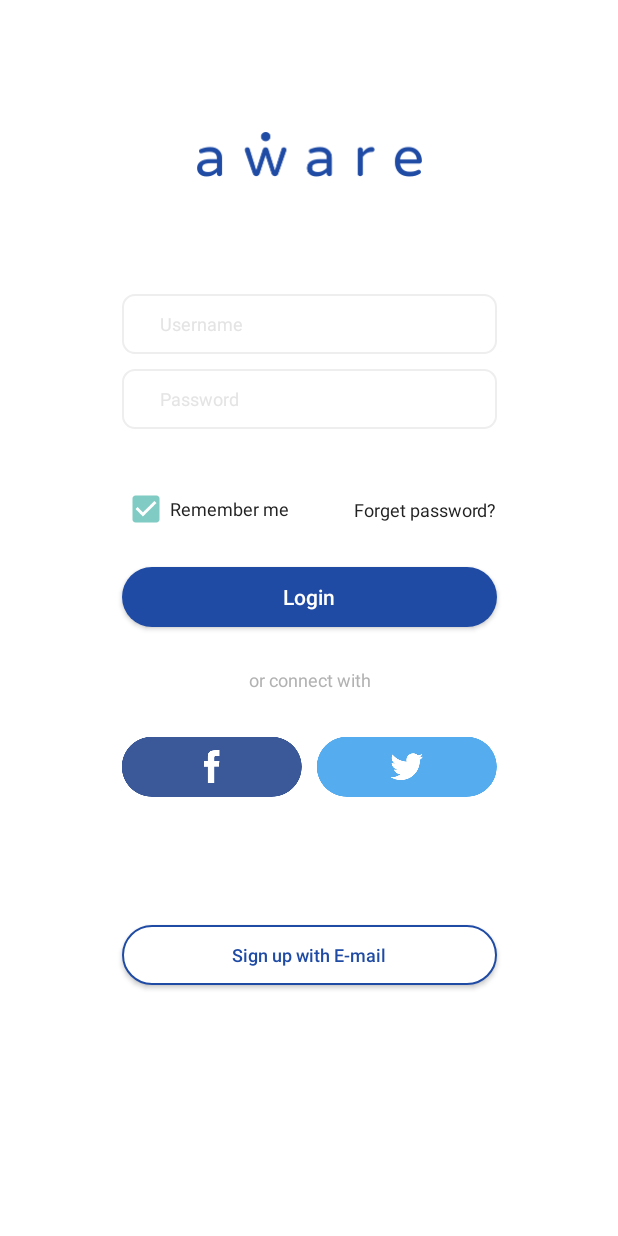
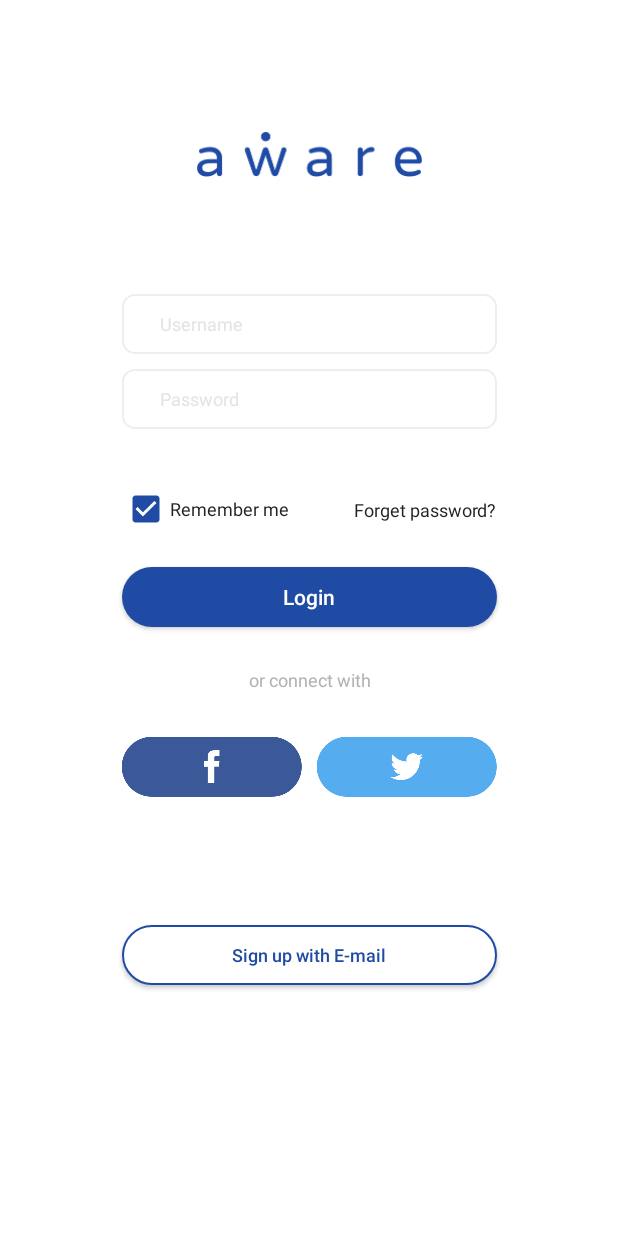
Before and after one commit to twisger/learn-android, an Android app: the LoginActivity screen opened directly, with no data from a screen before it, on a phone screen of 412 x 824 dp. Run offline under Robolectric (Android 15) with nearby library versions, the phone set to English and light mode, and no system bars.

Commit message:
fix edit text color and checkbox color

```diff
--- a/app/src/main/res/layout/login_layout.xml
+++ b/app/src/main/res/layout/login_layout.xml
@@ -23,6 +23,7 @@
         android:inputType="text"
         android:textColorHint="#e4e4e4"
         android:textSize="12sp"
+        android:textColor="#333"
         app:layout_constraintStart_toStartOf="parent"
         app:layout_constraintEnd_toEndOf="parent"
         app:layout_constraintTop_toBottomOf="@id/aware_logo"
@@ -37,6 +38,7 @@
         android:textColorHint="#e4e4e4"
         android:hint="Password"
         android:textSize="12sp"
+        android:textColor="#333"
         app:layout_constraintStart_toStartOf="@id/login_username"
         app:layout_constraintEnd_toEndOf="@id/login_username"
         app:layout_constraintTop_toBottomOf="@id/login_username"
@@ -51,7 +53,7 @@
         android:textSize="12sp"
         android:text="Remember me"
         android:checked="true"
-
+        android:buttonTint="#1f4ba5"
         app:layout_constraintTop_toBottomOf="@id/login_password"
         app:layout_constraintStart_toStartOf="@id/login_password"
         android:layout_marginTop="37.5dp" />
```
